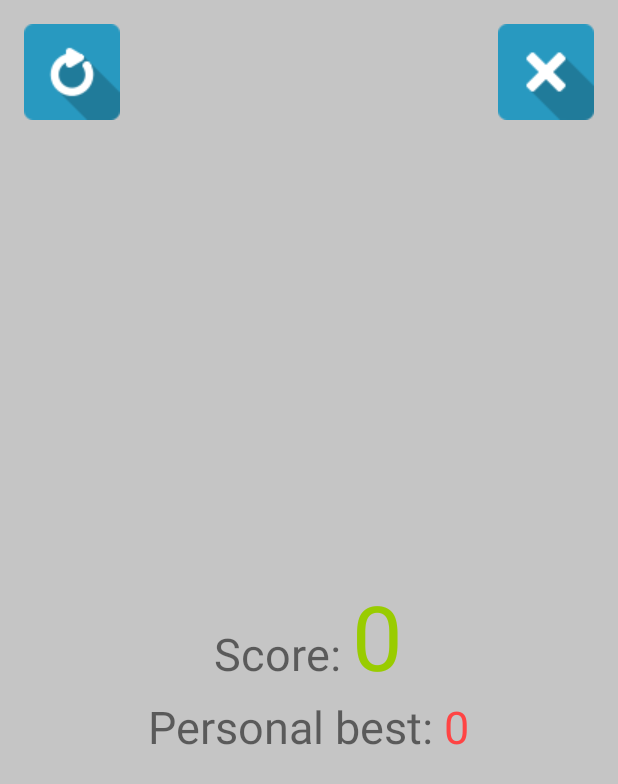
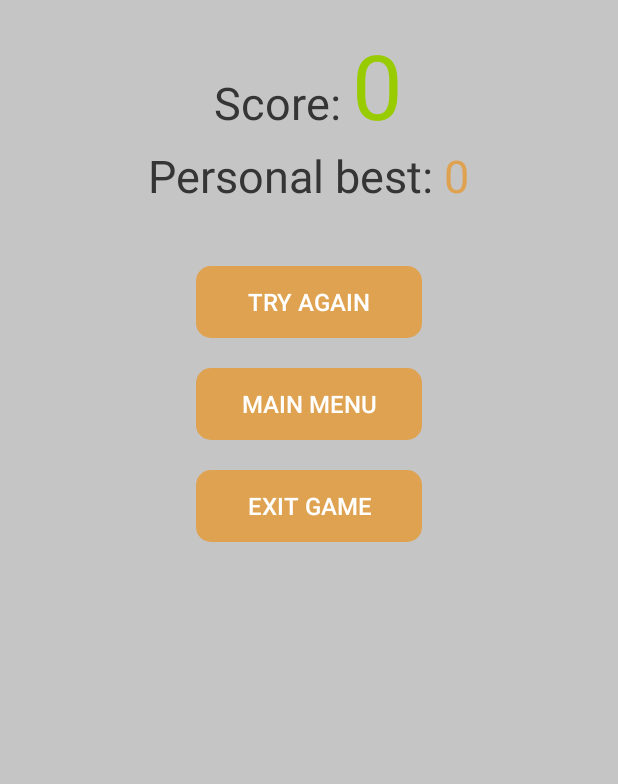
Before and after one commit to Stensel8/Half-a-Minute-IT-Madness-Android, an Android app: the GameOver screen opened directly, with no data from a screen before it, on a phone screen of 412 x 824 dp. Shown: the top 784 px of the screen. Run offline under Robolectric (Android 15) with nearby library versions, the phone set to English and light mode, and no system bars; 1 statement that could not run was skipped.

Commit message:
create pages + dark mode + language optio

```diff
--- a/app/src/main/AndroidManifest.xml
+++ b/app/src/main/AndroidManifest.xml
@@ -8,7 +8,8 @@
         android:label="@string/app_name"
         android:roundIcon="@mipmap/ic_launcher_round"
         android:supportsRtl="true"
-        android:theme="@style/AppTheme">
+        android:theme="@style/lightTheme"
+        android:forceDarkAllowed="false">
         <activity android:name=".PauseMenu"></activity>
         <activity android:name=".MainActivity">
             <intent-filter>
--- a/app/src/main/java/com/sandipbhattacharya/mathgames/ChooseGame.java
+++ b/app/src/main/java/com/sandipbhattacharya/mathgames/ChooseGame.java
@@ -10,6 +10,7 @@ public class ChooseGame extends AppCompatActivity {
 
     @Override
     protected void onCreate(Bundle savedInstanceState) {
+        setTheme(Settings.isDarkMode? R.style.darkTheme: R.style.lightTheme);
         super.onCreate(savedInstanceState);
         setContentView(R.layout.choose_game);
 //        getSupportActionBar().hide();
--- a/app/src/main/java/com/sandipbhattacharya/mathgames/LanguageGame.java
+++ b/app/src/main/java/com/sandipbhattacharya/mathgames/LanguageGame.java
@@ -9,6 +9,7 @@ public class LanguageGame extends AppCompatActivity {
 
     @Override
     protected void onCreate(Bundle savedInstanceState) {
+        setTheme(Settings.isDarkMode? R.style.darkTheme: R.style.lightTheme);
         super.onCreate(savedInstanceState);
         setContentView(R.layout.language_game);
 //        getSupportActionBar().hide();
--- a/app/src/main/java/com/sandipbhattacharya/mathgames/MainActivity.java
+++ b/app/src/main/java/com/sandipbhattacharya/mathgames/MainActivity.java
@@ -10,6 +10,7 @@ public class MainActivity extends AppCompatActivity {
 
     @Override
     protected void onCreate(Bundle savedInstanceState) {
+        setTheme(Settings.isDarkMode? R.style.darkTheme: R.style.lightTheme);
         super.onCreate(savedInstanceState);
         setContentView(R.layout.activity_main);
 //        getSupportActionBar().hide();
--- a/app/src/main/java/com/sandipbhattacharya/mathgames/MathGame.java
+++ b/app/src/main/java/com/sandipbhattacharya/mathgames/MathGame.java
@@ -31,6 +31,7 @@ public class MathGame extends AppCompatActivity {
 
     @Override
     protected void onCreate(@Nullable Bundle savedInstanceState) {
+        setTheme(Settings.isDarkMode? R.style.darkTheme: R.style.lightTheme);
         super.onCreate(savedInstanceState);
         setContentView(R.layout.math_game);
 //        getSupportActionBar().hide();
@@ -124,7 +125,9 @@ public class MathGame extends AppCompatActivity {
         ((Button) findViewById(btnIds[correctAnswerPosition])).setText(""+correctAnswer);
         while(true){
             if(incorrectAnswers.size() > 3)
+            {
                 break;
+            }
             op1 = random.nextInt(10);
             op2 = 1 + random.nextInt(9);
             selectedOperator = operatorArray[random.nextInt(4)];
--- a/app/src/main/java/com/sandipbhattacharya/mathgames/PauseMenu.java
+++ b/app/src/main/java/com/sandipbhattacharya/mathgames/PauseMenu.java
@@ -11,6 +11,7 @@ public class PauseMenu extends AppCompatActivity {
 
     @Override
     protected void onCreate(Bundle savedInstanceState) {
+        setTheme(Settings.isDarkMode? R.style.darkTheme: R.style.lightTheme);
         super.onCreate(savedInstanceState);
         setContentView(R.layout.pause_menu);
     }
--- a/app/src/main/res/layout/activity_main.xml
+++ b/app/src/main/res/layout/activity_main.xml
@@ -4,10 +4,10 @@
     xmlns:tools="http://schemas.android.com/tools"
     android:layout_width="match_parent"
     android:layout_height="match_parent"
-    tools:context=".MainActivity"
+    android:background="?attr/backgroundColor"
+    android:gravity="center"
     android:orientation="vertical"
-    android:gravity="center"
-    android:background="@color/background">
+    tools:context=".MainActivity">
 
     <ImageView
         android:id="@+id/imageView"
--- a/app/src/main/res/layout/game_over.xml
+++ b/app/src/main/res/layout/game_over.xml
@@ -1,46 +1,23 @@
 <?xml version="1.0" encoding="utf-8"?>
-<LinearLayout xmlns:android="http://schemas.android.com/apk/res/android"
+<ScrollView xmlns:android="http://schemas.android.com/apk/res/android"
     xmlns:app="http://schemas.android.com/apk/res-auto"
     android:layout_width="match_parent"
     android:layout_height="match_parent"
+    android:background="?attr/backgroundColor"
     android:orientation="vertical"
-    android:padding="16dp"
-    android:background="@color/background">
-
-    <LinearLayout
-        android:layout_width="match_parent"
-        android:layout_height="wrap_content"
-        android:orientation="horizontal">
-
-        <ImageButton
-            android:id="@+id/ibRestart"
-            android:layout_width="wrap_content"
-            android:layout_height="wrap_content"
-            android:background="@drawable/restart"
-            android:onClick="restart"/>
-        <View
-            android:layout_width="0dp"
-            android:layout_height="0dp"
-            android:layout_weight="1" />
-
-        <ImageButton
-            android:id="@+id/ibExit"
-            android:layout_width="wrap_content"
-            android:layout_height="wrap_content"
-            android:background="@drawable/exit"
-            android:onClick="exit"/>
-    </LinearLayout>
+    android:padding="16dp">
 
     <LinearLayout
         android:layout_width="match_parent"
         android:layout_height="match_parent"
-        android:gravity="center"
+        android:gravity="center_horizontal"
         android:orientation="vertical">
 
         <ImageView
             android:id="@+id/ivHighScore"
             android:layout_width="wrap_content"
             android:layout_height="wrap_content"
+            android:contentDescription="@string/hScoreDescription"
             android:visibility="gone"
             app:srcCompat="@drawable/high_score" />
 
@@ -53,14 +30,15 @@
                 android:id="@+id/textView2"
                 android:layout_width="wrap_content"
                 android:layout_height="wrap_content"
-                android:text="Score: "
+                android:text="@string/scoreGOver"
+                android:textColor="?attr/textColor"
                 android:textSize="30sp" />
 
             <TextView
                 android:id="@+id/tvPoints"
                 android:layout_width="wrap_content"
                 android:layout_height="wrap_content"
-                android:text="Score"
+                android:text="@string/defaultBtnValue"
                 android:textColor="@android:color/holo_green_light"
                 android:textSize="60sp" />
         </LinearLayout>
@@ -75,19 +53,70 @@
                 android:id="@+id/textView3"
                 android:layout_width="wrap_content"
                 android:layout_height="wrap_content"
-                android:layout_weight="1"
-                android:text="Personal best: "
+                android:text="@string/PersonnalHScore"
+                android:textColor="?attr/textColor"
                 android:textSize="30sp" />
 
             <TextView
                 android:id="@+id/tvHighScore"
-                android:layout_width="wrap_content"
+                android:layout_width="0dp"
                 android:layout_height="wrap_content"
                 android:layout_weight="1"
-                android:text="best"
-                android:textColor="@android:color/holo_red_light"
+                android:text="@string/defaultBtnValue"
+                android:textColor="@color/buttonColor"
                 android:textSize="30sp" />
+
+        </LinearLayout>
+
+        <LinearLayout
+            android:layout_width="wrap_content"
+            android:layout_height="match_parent"
+            android:layout_marginTop="30dp"
+            android:gravity="center_horizontal"
+            android:orientation="vertical">
+
+            <Button
+                android:id="@+id/btnTryAgain"
+                style="@style/Widget.AppCompat.Button.Borderless"
+                android:layout_width="match_parent"
+                android:layout_height="wrap_content"
+                android:layout_margin="10dp"
+                android:background="@drawable/rounded_btn"
+                android:onClick="restart"
+                android:paddingLeft="30dp"
+                android:paddingRight="30dp"
+                android:text="@string/retry"
+                android:textColor="@color/buttonTextColor"
+                android:textSize="16sp" />
+
+            <Button
+                android:id="@+id/btnMainGOver"
+                style="@style/Widget.AppCompat.Button.Borderless"
+                android:layout_width="match_parent"
+                android:layout_height="wrap_content"
+                android:layout_margin="10dp"
+                android:background="@drawable/rounded_btn"
+                android:onClick="main"
+                android:paddingLeft="30dp"
+                android:paddingRight="30dp"
+                android:text="@string/mainMenuBtn"
+                android:textColor="@color/buttonTextColor"
+                android:textSize="16sp" />
+
+            <Button
+                android:id="@+id/btnExitGOver"
+                style="@style/Widget.AppCompat.Button.Borderless"
+                android:layout_width="match_parent"
+                android:layout_height="wrap_content"
+                android:layout_margin="10dp"
+                android:background="@drawable/rounded_btn"
+                android:onClick="exit"
+                android:paddingLeft="30dp"
+                android:paddingRight="30dp"
+                android:text="@string/exitGame"
+                android:textColor="@color/buttonTextColor"
+                android:textSize="16sp" />
         </LinearLayout>
 
     </LinearLayout>
-</LinearLayout>
+</ScrollView>
--- a/app/src/main/res/layout/language_game.xml
+++ b/app/src/main/res/layout/language_game.xml
@@ -3,7 +3,7 @@
     xmlns:tools="http://schemas.android.com/tools"
     android:layout_width="match_parent"
     android:layout_height="match_parent"
-    android:background="@color/background"
+    android:background="?attr/backgroundColor"
     android:gravity="center"
     android:orientation="vertical">
 
@@ -18,7 +18,7 @@
             android:layout_width="match_parent"
             android:layout_height="wrap_content"
             android:text="@string/chooseTestTitle"
-            android:textColor="@color/lightThemeText"
+            android:textColor="?attr/textColor"
             android:textSize="36sp" />
     </LinearLayout>
 
--- a/app/src/main/res/values/colors.xml
+++ b/app/src/main/res/values/colors.xml
@@ -6,6 +6,7 @@
     <color name="background">#C5C5C5</color>
     <color name="buttonTextColor">#ffff</color>
     <color name="lightThemeText">#363535</color>
+    <color name="buttonColor">#DFA251</color>
     <color name="darkThemeText">#DAD6D6</color>
-    <color name="buttonColor">#DFA251</color>
+    <color name="darkBackground">#FF464646</color>
 </resources>
--- a/app/src/main/res/values/strings.xml
+++ b/app/src/main/res/values/strings.xml
@@ -3,7 +3,6 @@
     <string name="mathGameButton">Math Game</string>
     <string name="languageGameButton">Language test</string>
     <string name="chooseGameTitle">Choose your game</string>
-    <string name="playGame">Play game</string>
     <string name="chooseTestTitle">Choose your test</string>
     <string name="englishTravelingBtn">French to english for traveling</string>
     <string name="basicDutchBtn">french to dutch for beginners</string>
@@ -21,9 +20,15 @@
     <string name="pauseMenuTitle" >Pause menu</string>
     <string name="resumeBtn">Replay</string>
     <string name="mainMenuBtn">Main menu</string>
-    <string name="EnglishBeginnerBtn">French to english for beginners</string>
     <string name="defaultBtnValue">7</string>
     <string name="defaultAnswerText">\?</string>
     <string name="defaultCalculation">"1 + 2 = "</string>
-
+    <string name="retry">Try again</string>
+    <string name="exitGame">Exit game</string>
+    <string name="scoreGOver">"Score: "</string>
+    <string name="PersonnalHScore">"Personal best: "</string>
+    <string name="hScoreDescription">High-Score image</string>
+    <string name="EnglishBeginnerBtn">French to english for beginners</string>
+    <string name="playGame">Play game</string>
+    <string name="ChangeLanguage">Change language</string>
 </resources>
--- a/app/src/main/res/values/styles.xml
+++ b/app/src/main/res/values/styles.xml
@@ -1,11 +1,30 @@
 <resources>
 
     <!-- Base application theme. -->
-    <style name="AppTheme" parent="Theme.AppCompat.Light.NoActionBar">
+    <style name="lightTheme" parent="Theme.AppCompat.Light.NoActionBar">
         <!-- Customize your theme here. -->
         <item name="colorPrimary">@color/colorPrimary</item>
         <item name="colorPrimaryDark">@color/colorPrimaryDark</item>
+        <item name="backgroundColor">@color/background</item>
         <item name="colorAccent">@color/colorAccent</item>
+        <item name="textColor">@color/lightThemeText</item>
+        <item name="android:windowAnimationStyle">@style/WindowAnimationTransition</item>
+    </style>
+
+    <!-- Dark application theme. -->
+    <style name="darkTheme" parent="Theme.AppCompat.Light.NoActionBar">
+        <!-- Customize your theme here. -->
+        <item name="colorPrimary">@color/darkBackground</item>
+        <item name="colorPrimaryDark">@color/darkBackground</item>
+        <item name="backgroundColor">@color/darkBackground</item>
+        <item name="colorAccent">@color/colorAccent</item>
+        <item name="textColor">@color/darkThemeText</item>
+        <item name="android:windowAnimationStyle">@style/WindowAnimationTransition</item>
+    </style>
+
+    <style name="WindowAnimationTransition">
+        <item name="android:windowEnterAnimation">@android:anim/fade_in</item>
+        <item name="android:windowExitAnimation">@android:anim/fade_out</item>
     </style>
 
 </resources>
```
Also changed, not shown: app/src/main/java/com/sandipbhattacharya/mathgames/GameOver.java (+7 -0 lines), app/src/main/java/com/sandipbhattacharya/mathgames/Settings.java (+104 -0 lines), app/src/main/res/layout/choose_game.xml (+4 -4 lines), app/src/main/res/layout/math_game.xml (+6 -3 lines), app/src/main/res/layout/pause_menu.xml (+9 -9 lines), app/src/main/res/layout/settings.xml (+29 -8 lines), app/src/main/res/values/attrs.xml (added, +7 -0 lines), app/src/main/res/drawable/seconds_games.png, 2 other files.
